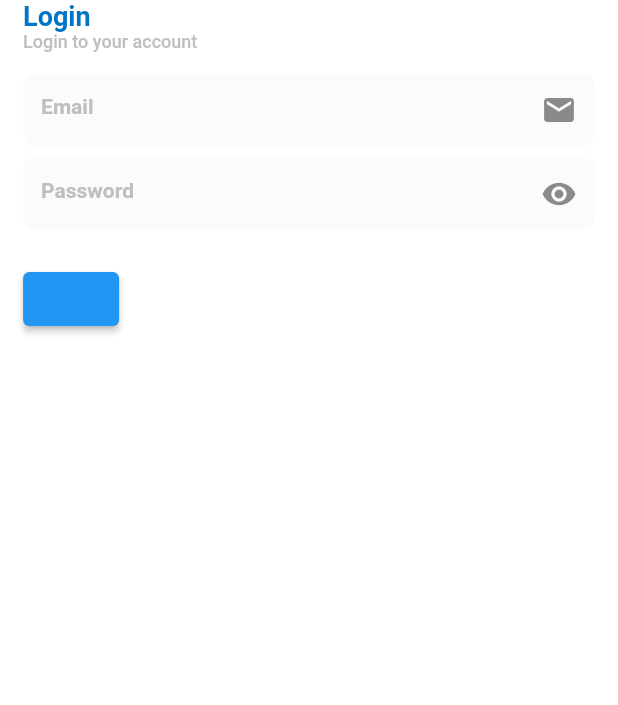
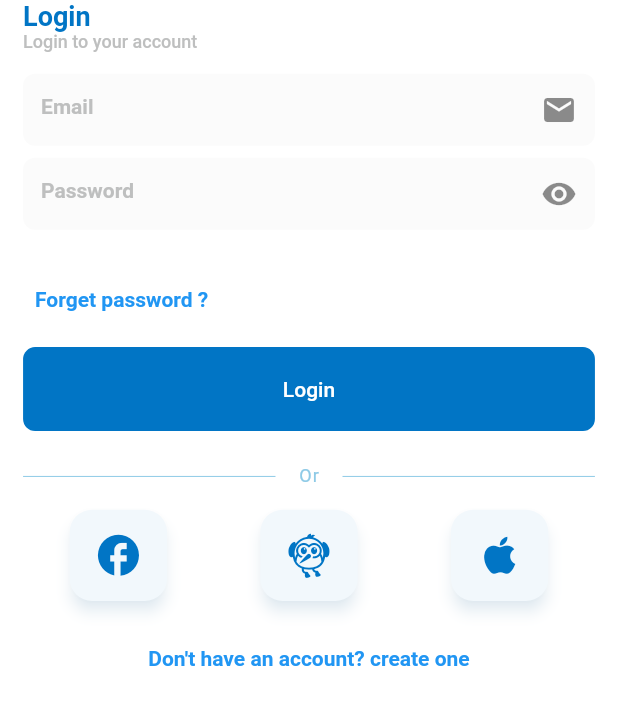
Before and after one commit to uni-devs/mercatos_app, a Flutter app: the screen it shows after launch, on a phone screen of 412 x 824 dp. Shown: the top 705 px of the screen. Run offline on Flutter 3.47's test engine with Material 2 defaults, Android fonts, the phone set to English and light mode, and no system bars; our stand-ins replace animate_do, bloc, dio, equatable, flutter_bloc, flutter_screenutil and 4 more.

Commit message:
[consumer] (feat) login UI - make components and link

```diff
--- a/lib/components/themes/mercatos_colors.dart
+++ b/lib/components/themes/mercatos_colors.dart
@@ -6,6 +6,8 @@ abstract class MercatosColors {
   static const Color hint_search_color = Color(0xffBEBFBF);
   static const Color text_filed_filled_color = Color(0xffFBFBFB);
   static const Color background_color = Color(0xffFFFFFF);
+  static const Color divider_color = Color(0xff8ECAE6);
+  static const Color icon_button_color = Color(0xffF2F8FC);
 
   // static const Color sub_color = Color(0xFF74C247);
 // 7E7E7E
--- a/lib/components/themes/mercatos_text_styles.dart
+++ b/lib/components/themes/mercatos_text_styles.dart
@@ -18,6 +18,13 @@ abstract class MercatosTextStyle {
         fontSize: MercatosConstants.h3_font_size,
         fontWeight: FontWeight.w600,
         color: MercatosColors.hint_search_color,
+      );
+
+  static TextStyle get divider => TextStyle(
+        fontSize: MercatosConstants.h4_font_size,
+        fontWeight: FontWeight.w400,
+        letterSpacing: 0.8,
+        color: MercatosColors.divider_color,
       );
 
   // static TextStyle get titleBarStyle => TextStyle(
--- a/lib/components/themes/mercatos_widget_styles.dart
+++ b/lib/components/themes/mercatos_widget_styles.dart
@@ -19,16 +19,43 @@ abstract class MercatosWidgetStyle {
         ),
       );
 
+  static ButtonStyle get styled_button => ElevatedButton.styleFrom(
+        primary: MercatosColors.primary_color,
+        onPrimary: Colors.white,
+        elevation: 0.0,
+        shadowColor: MercatosColors.primary_color.withOpacity(0.5),
+        padding: const EdgeInsets.all(20),
+        shape: const RoundedRectangleBorder(
+          side: BorderSide.none,
+          borderRadius: BorderRadius.all(
+            Radius.circular(MercatosConstants.border_radius),
+          ),
+        ),
+      );
+
+  static ButtonStyle get icon_button => ElevatedButton.styleFrom(
+        shape: const RoundedRectangleBorder(
+          side: BorderSide.none,
+          borderRadius: BorderRadius.all(
+            Radius.circular(15),
+          ),
+        ),
+        onPrimary: MercatosColors.primary_color,
+        primary: MercatosColors.icon_button_color,
+        elevation: 4.0,
+        shadowColor: MercatosColors.primary_color.withOpacity(0.2),
+        onSurface: MercatosColors.primary_color.withOpacity(0.2),
+      );
   // static TextStyle get h1Style => TextStyle(
   //       fontSize: 24.sm,
   //       fontWeight: FontWeight.w600,
-  //       color: KargoColors.h1_font_color,
+  //       color: MercatosColors.h1_font_color,
   //     );
 
   // static TextStyle get titleBarStyle => TextStyle(
   //       fontSize: 18.sm,
   //       fontWeight: FontWeight.w600,
-  //       color: KargoColors.h1_font_color,
+  //       color: MercatosColors.h1_font_color,
   //     );
   // static TextStyle get h4Style => TextStyle(
   //       fontSize: 14.sm,
@@ -38,7 +65,7 @@ abstract class MercatosWidgetStyle {
   // static TextStyle get h4Style_small => TextStyle(
   //       fontSize: 12.sm,
   //       fontWeight: FontWeight.w600,
-  //       color: KargoColors.hint_search_color,
+  //       color: MercatosColors.hint_search_color,
   //     );
 
   // static TextStyle get submitStyle => TextStyle(
@@ -49,61 +76,61 @@ abstract class MercatosWidgetStyle {
   // static TextStyle get titleStyle => TextStyle(
   //       fontSize: 16.sm,
   //       fontWeight: FontWeight.w600,
-  //       color: KargoColors.disabled_icon_color,
+  //       color: MercatosColors.disabled_icon_color,
   //     );
 
   // static TextStyle get logoutStyle => TextStyle(
   //       fontSize: 14.sm,
   //       fontWeight: FontWeight.w500,
-  //       color: KargoColors.primary_color,
+  //       color: MercatosColors.primary_color,
   //     );
 
   // static TextStyle get h2Style => TextStyle(
   //       fontSize: 14.sm,
   //       fontWeight: FontWeight.w400,
-  //       color: KargoColors.h2_font_color,
+  //       color: MercatosColors.h2_font_color,
   //     );
 
   // static TextStyle get greenStyle => TextStyle(
   //       fontSize: 14.sm,
   //       fontWeight: FontWeight.w500,
-  //       color: KargoColors.sub_color,
+  //       color: MercatosColors.sub_color,
   //     );
 
   // static TextStyle get h3Style => TextStyle(
   //       fontSize: 14.sm,
   //       fontWeight: FontWeight.w400,
-  //       color: KargoColors.h3_font_color,
+  //       color: MercatosColors.h3_font_color,
   //     );
   // static TextStyle get h2Style_Italic => h2Style.copyWith(
   //       fontStyle: FontStyle.italic,
   //     );
 
   // static TextStyle get hintStyle => TextStyle(
-  //       color: KargoColors.hint_color,
+  //       color: MercatosColors.hint_color,
   //       fontSize: 14.sm,
   //     );
 
   // static TextStyle get errorStyle => TextStyle(
-  //       color: KargoColors.error_color,
+  //       color: MercatosColors.error_color,
   //       fontSize: 12.sm,
   //     );
 
   // static BorderSide get border_side => const BorderSide(
-  //       color: KargoColors.border_color,
+  //       color: MercatosColors.border_color,
   //       width: 1.5,
   //     );
 
   // static OutlineInputBorder get input_border => OutlineInputBorder(
   //       borderSide: border_side,
   //       borderRadius: const BorderRadius.all(
-  //         Radius.circular(KargoConstantsUI.border_radius),
+  //         Radius.circular(MercatosConstants.border_radius),
   //       ),
   //     );
 
   // static InputDecoration get input_decoration => InputDecoration(
   //       hintStyle: TextStyle(
-  //         color: KargoColors.hint_color,
+  //         color: MercatosColors.hint_color,
   //         fontSize: 14.sm,
   //       ),
   //       enabledBorder: input_border,
@@ -112,82 +139,54 @@ abstract class MercatosWidgetStyle {
 
   // static InputDecoration get date_birth_input_decoration => InputDecoration(
   //       hintStyle: TextStyle(
-  //         color: KargoColors.hint_color,
+  //         color: MercatosColors.hint_color,
   //         fontSize: 14.sm,
   //       ),
   //       border: input_border.copyWith(
   //         borderRadius: const BorderRadius.horizontal(
-  //           left: Radius.circular(KargoConstantsUI.border_radius),
+  //           left: Radius.circular(MercatosConstants.border_radius),
   //         ),
   //       ),
   //       enabledBorder: input_border.copyWith(
   //         borderSide: border_side,
   //         borderRadius: const BorderRadius.horizontal(
-  //           left: Radius.circular(KargoConstantsUI.border_radius),
+  //           left: Radius.circular(MercatosConstants.border_radius),
   //         ),
-  //       ),
-  //     );
-
-  // static ButtonStyle get submit_button_style => ElevatedButton.styleFrom(
-  //       primary: KargoColors.primary_color,
-  //       onPrimary: Colors.white.withOpacity(0.3),
-  //       elevation: 0.0,
-  //       shadowColor: KargoColors.primary_color.withOpacity(0.5),
-  //       padding: const EdgeInsets.all(20),
-  //       shape: RoundedRectangleBorder(
-  //         side: KargoStyle.border_side,
-  //         borderRadius: const BorderRadius.all(
-  //             Radius.circular(KargoConstantsUI.border_radius)),
   //       ),
   //     );
 
   // static ButtonStyle get select_button_style => ElevatedButton.styleFrom(
   //       primary: Colors.white,
-  //       onPrimary: KargoColors.primary_color,
+  //       onPrimary: MercatosColors.primary_color,
   //       elevation: 0.0,
-  //       shadowColor: KargoColors.primary_color.withOpacity(0.5),
+  //       shadowColor: MercatosColors.primary_color.withOpacity(0.5),
   //       padding: const EdgeInsets.all(20),
   //       shape: const RoundedRectangleBorder(
   //         borderRadius:
-  //             BorderRadius.all(Radius.circular(KargoConstantsUI.border_radius)),
+  //             BorderRadius.all(Radius.circular(MercatosConstants.border_radius)),
   //       ),
-  //     );
-
-  // static ButtonStyle get icon_button_style => ElevatedButton.styleFrom(
-  //       padding: const EdgeInsets.all(0.0),
-  //       shape: const CircleBorder(
-  //         side: BorderSide(
-  //           color: KargoColors.border_color,
-  //           width: 1.0,
-  //         ),
-  //       ),
-  //       onPrimary: KargoColors.primary_color,
-  //       primary: Colors.white,
-  //       elevation: 0.0,
-  //       shadowColor: KargoColors.primary_color.withOpacity(0.2),
-  //       onSurface: KargoColors.primary_color.withOpacity(0.2),
   //     );
 
   // static ButtonStyle get bottom_button_style => ElevatedButton.styleFrom(
   //       padding: const EdgeInsets.all(0.0),
   //       shape: const CircleBorder(),
-  //       onPrimary: KargoColors.primary_color,
+  //       onPrimary: MercatosColors.primary_color,
   //       primary: Colors.white,
   //       elevation: 0.0,
-  //       shadowColor: KargoColors.primary_color.withOpacity(0.2),
-  //       onSurface: KargoColors.primary_color.withOpacity(0.2),
+  //       shadowColor: MercatosColors.primary_color.withOpacity(0.2),
+  //       onSurface: MercatosColors.primary_color.withOpacity(0.2),
   //       minimumSize: const Size.fromRadius(25),
   //     );
 
   // static InputDecoration get inc_dec_decoration => InputDecoration(
   //       hintStyle: TextStyle(
-  //         color: KargoColors.hint_color,
+  //         color: MercatosColors.hint_color,
   //         fontSize: 14.sm,
   //       ),
   //       contentPadding: EdgeInsets.zero,
   //       enabledBorder: const OutlineInputBorder(
   //           borderSide: BorderSide(
-  //         color: KargoColors.border_color,
+  //         color: MercatosColors.border_color,
   //         width: 0.2,
   //         style: BorderStyle.solid,
   //       )),
@@ -197,12 +196,12 @@ abstract class MercatosWidgetStyle {
   //       padding: const EdgeInsets.all(0.0),
   //       shape: const RoundedRectangleBorder(
   //         borderRadius: BorderRadius.horizontal(
-  //             left: Radius.circular(KargoConstantsUI.border_radius)),
+  //             left: Radius.circular(MercatosConstants.border_radius)),
   //       ),
-  //       onPrimary: KargoColors.primary_color,
-  //       primary: KargoColors.primary_color.withOpacity(0.1),
+  //       onPrimary: MercatosColors.primary_color,
+  //       primary: MercatosColors.primary_color.withOpacity(0.1),
   //       elevation: 0.0,
-  //       shadowColor: KargoColors.primary_color.withOpacity(0.2),
+  //       shadowColor: MercatosColors.primary_color.withOpacity(0.2),
   //       onSurface: Colors.white,
   //       minimumSize: const Size.fromRadius(25),
   //     );
@@ -211,12 +210,12 @@ abstract class MercatosWidgetStyle {
   //       padding: const EdgeInsets.all(0.0),
   //       shape: const RoundedRectangleBorder(
   //         borderRadius: BorderRadius.horizontal(
-  //             right: Radius.circular(KargoConstantsUI.border_radius)),
+  //             right: Radius.circular(MercatosConstants.border_radius)),
   //       ),
   //       onPrimary: Colors.white,
-  //       primary: KargoColors.primary_color,
+  //       primary: MercatosColors.primary_color,
   //       elevation: 0.0,
-  //       shadowColor: KargoColors.primary_color.withOpacity(0.2),
+  //       shadowColor: MercatosColors.primary_color.withOpacity(0.2),
   //       onSurface: Colors.white,
   //       minimumSize: const Size.fromRadius(25),
   //     );
@@ -225,15 +224,15 @@ abstract class MercatosWidgetStyle {
   //       padding: const EdgeInsets.all(0.0),
   //       shape: const RoundedRectangleBorder(
   //           side: BorderSide(
-  //             color: KargoColors.border_color,
+  //             color: MercatosColors.border_color,
   //             width: 1.0,
   //           ),
   //           borderRadius: BorderRadius.all(Radius.circular(15))),
-  //       onPrimary: KargoColors.primary_color,
+  //       onPrimary: MercatosColors.primary_color,
   //       primary: Colors.white,
   //       elevation: 0.0,
-  //       shadowColor: KargoColors.primary_color.withOpacity(0.2),
-  //       onSurface: KargoColors.primary_color.withOpacity(0.2),
+  //       shadowColor: MercatosColors.primary_color.withOpacity(0.2),
+  //       onSurface: MercatosColors.primary_color.withOpacity(0.2),
   //     );
 
   // static ButtonStyle get list_tile_button_style => ElevatedButton.styleFrom(
@@ -241,16 +240,16 @@ abstract class MercatosWidgetStyle {
   //       shape: RoundedRectangleBorder(
   //         borderRadius: BorderRadius.circular(15.0.r),
   //       ),
-  //       onPrimary: KargoColors.sub_color.withOpacity(0.3),
-  //       primary: KargoColors.border_color,
+  //       onPrimary: MercatosColors.sub_color.withOpacity(0.3),
+  //       primary: MercatosColors.border_color,
   //       elevation: 0.0,
-  //       shadowColor: KargoColors.sub_color,
+  //       shadowColor: MercatosColors.sub_color,
   //     );
 
   // static BoxDecoration get box_decoration => BoxDecoration(
-  //       border: Border.all(width: 1.5, color: KargoColors.border_color),
+  //       border: Border.all(width: 1.5, color: MercatosColors.border_color),
   //       borderRadius: const BorderRadius.all(
-  //         Radius.circular(KargoConstantsUI.border_radius),
+  //         Radius.circular(MercatosConstants.border_radius),
   //       ),
   //       /* color: Colors.white,
   //       boxShadow: const [
@@ -268,7 +267,7 @@ abstract class MercatosWidgetStyle {
   //       color: Colors.white,
   //       boxShadow: [
   //         BoxShadow(
-  //           color: KargoColors.primary_color.withOpacity(0.1),
+  //           color: MercatosColors.primary_color.withOpacity(0.1),
   //           blurRadius: 9,
   //           spreadRadius: 5,
   //           offset: const Offset(0, 3),
@@ -281,7 +280,7 @@ abstract class MercatosWidgetStyle {
   //       color: Colors.white,
   //       boxShadow: [
   //         BoxShadow(
-  //           color: KargoColors.sub_color.withOpacity(0.1),
+  //           color: MercatosColors.sub_color.withOpacity(0.1),
   //           blurRadius: 9,
   //           spreadRadius: 5,
   //           offset: const Offset(0, 3),
@@ -291,7 +290,7 @@ abstract class MercatosWidgetStyle {
 
   // static BoxDecoration get selection_box_decoration => const BoxDecoration(
   //     borderRadius: BorderRadius.all(
-  //       Radius.circular(KargoConstantsUI.border_radius),
+  //       Radius.circular(MercatosConstants.border_radius),
   //     ),
-  //     color: KargoColors.border_color);
+  //     color: MercatosColors.border_color);
 }
--- a/lib/components/widgets/styled_bottom_widget.dart
+++ /dev/null
@@ -1,13 +0,0 @@
-import 'package:flutter/material.dart';
-
-class StyledBottomWidget extends StatelessWidget {
-  const StyledBottomWidget({Key? key}) : super(key: key);
-
-  @override
-  Widget build(BuildContext context) {
-    return ElevatedButton(
-      onPressed: () {},
-      child: Text(""),
-    );
-  }
-}
--- /dev/null
+++ b/lib/components/widgets/styled_button_widget.dart
@@ -0,0 +1,24 @@
+import 'package:flutter/material.dart';
+import 'package:mercatos/components/themes/mercatos_widget_styles.dart';
+
+class StyledButtonWidget extends StatelessWidget {
+  final Widget child;
+  final void Function()? onPressed;
+
+  const StyledButtonWidget({
+    Key? key,
+    required this.child,
+    this.onPressed,
+  }) : super(key: key);
+
+  @override
+  Widget build(BuildContext context) {
+    return ElevatedButton(
+      onPressed: onPressed,
+      style: MercatosWidgetStyle.styled_button,
+      child: Center(
+        child: child,
+      ),
+    );
+  }
+}
--- /dev/null
+++ b/lib/components/widgets/styled_divider_widget.dart
@@ -0,0 +1,49 @@
+import 'package:flutter/material.dart';
+import 'package:mercatos/components/themes/mercatos_colors.dart';
+import 'package:mercatos/components/themes/mercatos_constants.dart';
+import 'package:mercatos/components/themes/mercatos_text_styles.dart';
+
+class StyledDivider extends StatelessWidget {
+  const StyledDivider({Key? key, this.text, this.color}) : super(key: key);
+
+  final String? text;
+
+  final Color? color;
+
+  @override
+  Widget build(BuildContext context) {
+    return Row(
+      mainAxisAlignment: MainAxisAlignment.center,
+      children: [
+        Expanded(
+          child: Divider(
+            color: color ?? MercatosColors.divider_color,
+          ),
+        ),
+        if (text != null)
+          Expanded(
+            flex: text!.length > 30 ? 10 : 0,
+            child: Padding(
+              padding: EdgeInsets.symmetric(
+                horizontal: MercatosConstants.horizontal_padding,
+              ),
+              child: Text(
+                text!,
+                style: MercatosTextStyle.divider.copyWith(
+                  color: color,
+                ),
+                overflow: TextOverflow.ellipsis,
+                softWrap: true,
+                textAlign: TextAlign.center,
+              ),
+            ),
+          ),
+        Expanded(
+          child: Divider(
+            color: color ?? MercatosColors.divider_color,
+          ),
+        ),
+      ],
+    );
+  }
+}
--- /dev/null
+++ b/lib/components/widgets/styled_icon_button_widget.dart
@@ -0,0 +1,25 @@
+import 'package:flutter/material.dart';
+import 'package:flutter_screenutil/flutter_screenutil.dart';
+import 'package:mercatos/components/themes/mercatos_widget_styles.dart';
+
+class StyledIconButton extends StatelessWidget {
+  const StyledIconButton({Key? key, required this.icon, this.onPressed})
+      : super(key: key);
+  final Widget icon;
+  final void Function()? onPressed;
+
+  @override
+  Widget build(BuildContext context) {
+    return ElevatedButton(
+      onPressed: onPressed,
+      style: MercatosWidgetStyle.icon_button,
+      child: SizedBox(
+        height: 60.h,
+        width: 30.w,
+        child: FittedBox(
+          child: icon,
+        ),
+      ),
+    );
+  }
+}
--- /dev/null
+++ b/lib/components/widgets/styled_text_button_widget.dart
@@ -0,0 +1,23 @@
+import 'package:flutter/material.dart';
+
+class StyledTextButton extends StatelessWidget {
+  final String text;
+  final void Function()? onPressed;
+
+  const StyledTextButton({
+    Key? key,
+    required this.text,
+    this.onPressed,
+  }) : super(key: key);
+
+  @override
+  Widget build(BuildContext context) {
+    return TextButton(
+      onPressed: onPressed,
+      child: Text(
+        text,
+        style: const TextStyle(fontWeight: FontWeight.w600),
+      ),
+    );
+  }
+}
--- a/lib/features/auth/features/login/presentations/widgets/login_form_widget.dart
+++ b/lib/features/auth/features/login/presentations/widgets/login_form_widget.dart
@@ -2,9 +2,12 @@ import 'package:flutter/material.dart';
 import 'package:flutter_screenutil/flutter_screenutil.dart';
 import 'package:mercatos/components/themes/mercatos_constants.dart';
 import 'package:mercatos/components/utils/mercatos_ui_functions.dart';
+import 'package:mercatos/components/widgets/styled_divider_widget.dart';
+import 'package:mercatos/components/widgets/styled_text_button_widget.dart';
 
 import '../../../../../../components/widgets/header_widget.dart';
-import '../../../../../../components/widgets/styled_bottom_widget.dart';
+import '../../../../../../components/widgets/styled_button_widget.dart';
+import '../../../../../../components/widgets/styled_icon_button_widget.dart';
 import '../../../../../../components/widgets/styled_text_field_widget.dart';
 
 class LoginFormWidget extends StatelessWidget {
@@ -16,17 +19,79 @@ class LoginFormWidget extends StatelessWidget {
       [
         _header(),
         _loginForm(context),
-        _loginButton(context),
+        _authButtons(context),
+        _divider(),
+        _socialButtons(),
+        _createAccountButton(),
       ],
     );
   }
 
-  Widget _loginButton(BuildContext context) {
-    return StyledBottomWidget();
+  Widget _createAccountButton() {
+    return Align(
+      // alignment: Alignment.centerLeft,
+      child: StyledTextButton(
+        text: "Don't have an account? create one",
+        onPressed: () {},
+      ),
+    );
+  }
+
+  Widget _socialButtons() {
+    return Row(
+      mainAxisAlignment: MainAxisAlignment.spaceAround,
+      children: [
+        StyledIconButton(
+          icon: const Icon(Icons.facebook_outlined),
+          onPressed: () {},
+        ),
+        StyledIconButton(
+          icon: const Icon(Icons.flutter_dash),
+          onPressed: () {},
+        ),
+        StyledIconButton(
+          icon: const Icon(Icons.apple_outlined),
+          onPressed: () {},
+        ),
+      ],
+    );
+  }
+
+  Widget _divider() {
+    return const StyledDivider(text: "Or");
+  }
+
+  /// forget password button & login button
+  Widget _authButtons(BuildContext context) {
+    _forgetPasswordButton() {
+      return Align(
+        alignment: Alignment.centerLeft,
+        child: StyledTextButton(
+          text: "Forget password ?",
+          onPressed: () {},
+        ),
+      );
+    }
+
+    _loginButton() {
+      return StyledButtonWidget(
+        child: const Text("Login"),
+        onPressed: () {},
+      );
+    }
+
+    return Column(
+      children: MercatosUIFunctions.childrenWithSpacing(
+        children: [
+          _forgetPasswordButton(),
+          _loginButton(),
+        ],
+      ),
+    );
   }
 
   Widget _loginForm(BuildContext context) {
-    Widget _emailTextFiled() {
+    _emailTextFiled() {
       return StyledTextField(
         hintText: 'Email',
         type: TextFiledType.email,
@@ -35,7 +100,7 @@ class LoginFormWidget extends StatelessWidget {
       );
     }
 
-    Widget _passwordTextFiled() {
+    _passwordTextFiled() {
       return StyledTextField(
         hintText: 'Password',
         type: TextFiledType.password,
@@ -65,11 +130,13 @@ class LoginFormWidget extends StatelessWidget {
       child: Padding(
         padding: EdgeInsets.symmetric(
             horizontal: MercatosConstants.horizontal_padding),
-        child: Column(
-          crossAxisAlignment: CrossAxisAlignment.start,
-          children: MercatosUIFunctions.childrenWithSpacing(
-            children: children,
-            spacing: 14.h,
+        child: SingleChildScrollView(
+          child: Column(
+            crossAxisAlignment: CrossAxisAlignment.start,
+            children: MercatosUIFunctions.childrenWithSpacing(
+              children: children,
+              spacing: 14.h,
+            ),
           ),
         ),
       ),
```
